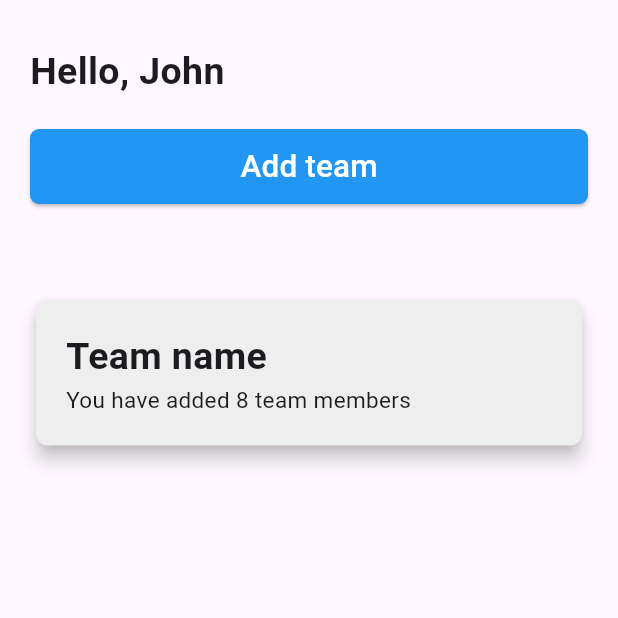
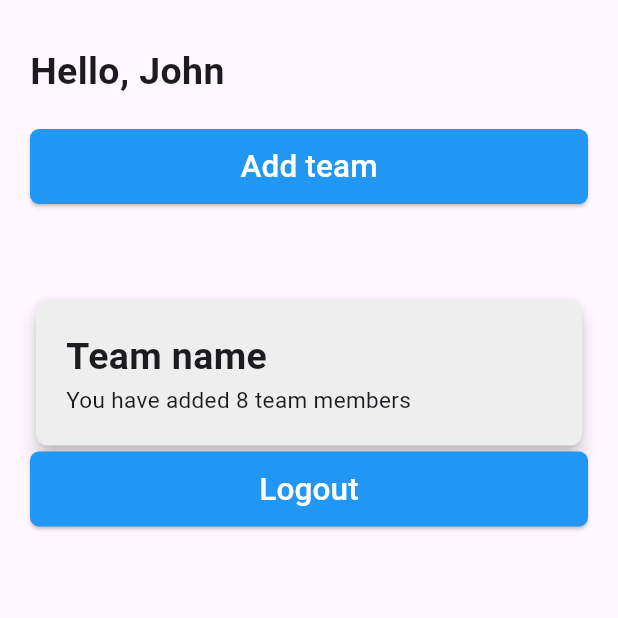
Before and after one commit to awaismubbashar/team_players, a Flutter app: the Home screen opened by its route, on a phone screen of 412 x 824 dp, the top half of it. Run offline on Flutter 3.47's test engine with Material 3 defaults, Android fonts, the phone set to English and light mode, and no system bars; our stand-ins replace shared_preferences; accounts and stored records are empty.

Commit message:
Added logout button on home screen

```diff
--- a/lib/screens/home.dart
+++ b/lib/screens/home.dart
@@ -1,4 +1,5 @@
 import 'package:flutter/material.dart';
+import 'package:shared_preferences/shared_preferences.dart';
 
 class Home extends StatefulWidget {
   const Home({super.key});
@@ -20,7 +21,8 @@ class _HomeState extends State<Home> {
               const SizedBox(height: 20),
               addTeamButton(),
               const SizedBox(height: 60),
-              playerTeamCard()
+              playerTeamCard(),
+              logoutButton(),
             ],
           ),
         ),
@@ -79,7 +81,9 @@ class _HomeState extends State<Home> {
 
   ElevatedButton addTeamButton() {
     return ElevatedButton(
-      onPressed: () {},
+      onPressed: () {
+        Navigator.pushNamed(context, '/addTeam');
+      },
       style: ElevatedButton.styleFrom(
           shape: RoundedRectangleBorder(
             borderRadius: BorderRadius.circular(6), // <-- Radius
@@ -93,4 +97,35 @@ class _HomeState extends State<Home> {
       ),
     );
   }
+
+  ElevatedButton logoutButton() {
+    return ElevatedButton(
+      onPressed: () async {
+        try {
+          final SharedPreferencesAsync asyncPrefs = SharedPreferencesAsync();
+          // await asyncPrefs.clear();
+          Navigator.pushReplacementNamed(context, '/login');
+        } catch (e) {
+          ScaffoldMessenger.of(context).showSnackBar(
+            const SnackBar(
+              content: Text('Logout failed. Please try again.'),
+              backgroundColor: Colors.red,
+              duration: Duration(seconds: 2),
+            ),
+          );
+        }
+      },
+      style: ElevatedButton.styleFrom(
+          shape: RoundedRectangleBorder(
+            borderRadius: BorderRadius.circular(6), // <-- Radius
+          ),
+          minimumSize: const Size.fromHeight(50),
+          backgroundColor: Colors.blue),
+      child: const Text(
+        'Logout',
+        style: TextStyle(
+            color: Colors.white, fontWeight: FontWeight.w500, fontSize: 21),
+      ),
+    );
+  }
 }
```
